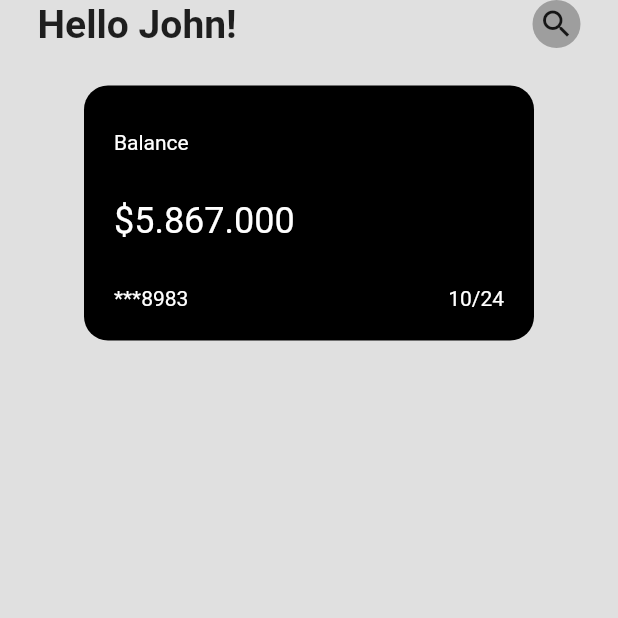
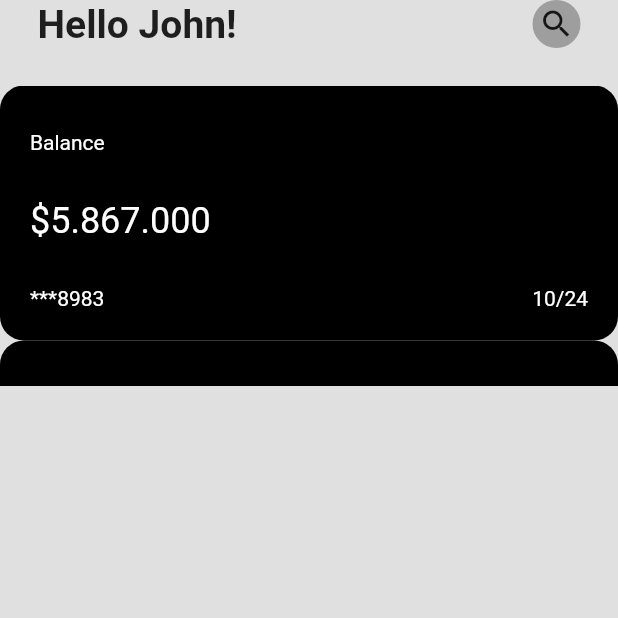
Before and after one commit to Lynzn/mygaleri, a Flutter app: the screen it shows after launch, on a phone screen of 412 x 824 dp, the top half of it. Run offline on Flutter 3.47's test engine with Material 2 defaults, Android fonts, the phone set to English and light mode, and no system bars.

```diff
--- a/lib/main.dart
+++ b/lib/main.dart
@@ -52,10 +52,28 @@ class _HomePageState extends State<HomePage> {
               ],
             ),
           ),
-
           SizedBox(height: 25),
 
+          //card
           Container(
+              height: 200,
+              child: ListView(children: [
+                MyCard(),
+                MyCard(),
+                MyCard(),
+              ]))
+        ],
+      )),
+    );
+  }
+}
+
+class MyCard extends StatelessWidget {
+  const MyCard({Key? key}) : super(key: key);
+
+  @override
+  Widget build(BuildContext context) {
+    return Container(
         width: 300,
         padding: EdgeInsets.all(20),
         decoration: BoxDecoration(
@@ -91,9 +109,6 @@ class _HomePageState extends State<HomePage> {
               ],
             )
           ],
-              ))
-        ],
-      )),
-    );
+        ));
   }
 }
```
Also changed, not shown: 1 other file. Lines whose indentation alone changed are shown as unchanged.
